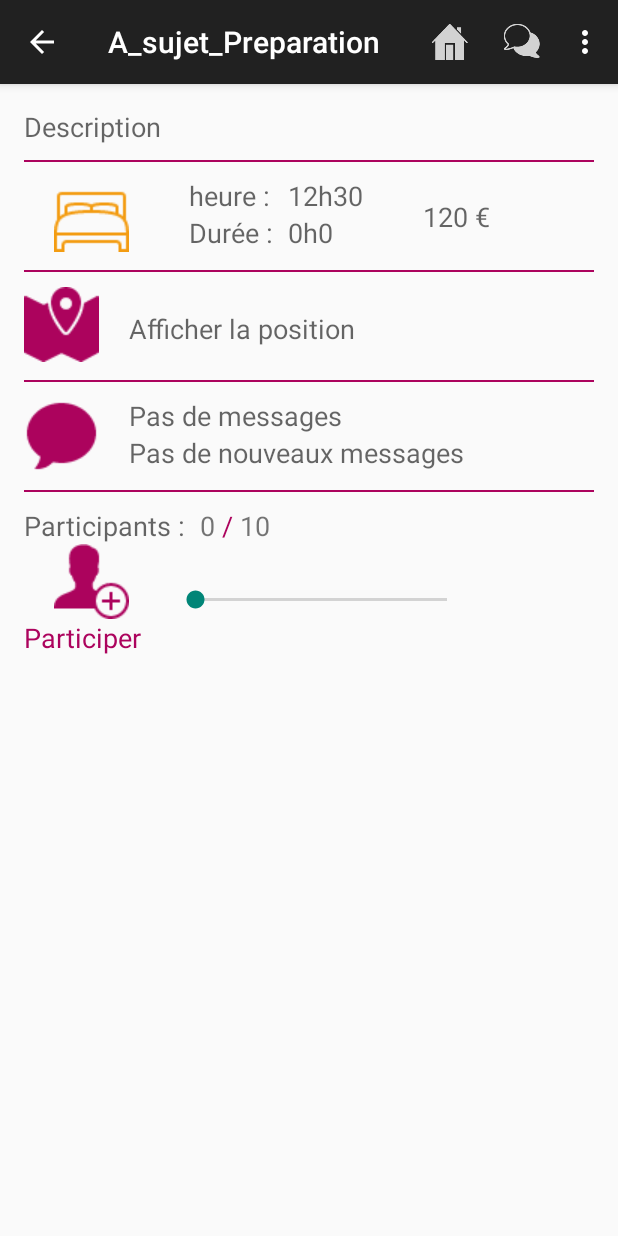
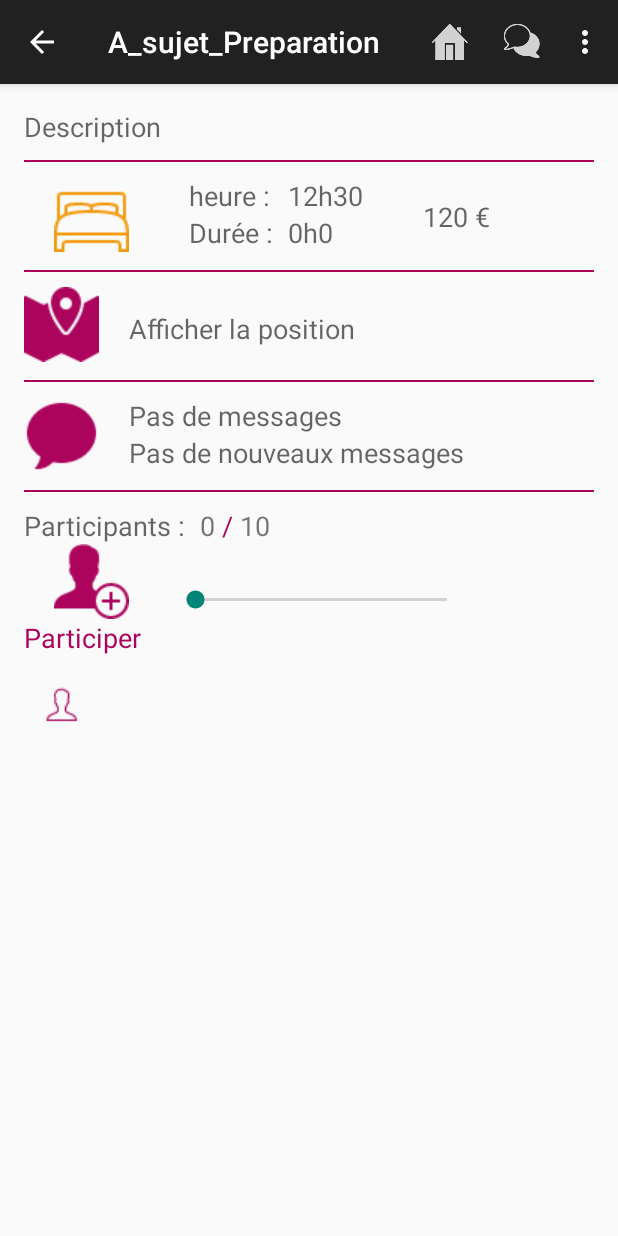
Before and after one commit to tatawi/MIT, an Android app: the A_sujet_Preparation screen opened directly, with no data from a screen before it, on a phone screen of 412 x 824 dp. Run offline under Robolectric (Android 15) with nearby library versions, the phone set to English and light mode, and no system bars; libraries missing offline, so code that uses them is left out: com.parse; 29 statements that could not run were skipped.

Commit message:
Merge remote-tracking branch 'origin/master'
Conflicts:
	app/src/main/java/com/mit/mit/MainActivity.java
	app/src/main/res/layout/activity_a_project_new.xml

```diff
--- a/app/src/main/java/com/mit/mit/A_sujet_Preparation.java
+++ b/app/src/main/java/com/mit/mit/A_sujet_Preparation.java
@@ -8,6 +8,7 @@ import android.os.Bundle;
 import android.view.Menu;
 import android.view.MenuItem;
 import android.view.View;
+import android.view.ViewGroup;
 import android.widget.ImageButton;
 import android.widget.LinearLayout;
 import android.widget.ProgressBar;
@@ -36,6 +37,7 @@ public class A_sujet_Preparation extends MainActivity {
     private TextView lb_nbParticipantsTotal;
     private TextView lb_erreurAdd;
     private ImageButton btn_map;
+    private LinearLayout ll_parts;
 
     //android:id="@+id/sujetPreparation_lb_description"
     //sujetPreparation_btn_type
@@ -83,6 +85,7 @@ public class A_sujet_Preparation extends MainActivity {
         lb_nbParticipantsTotal= (TextView) findViewById(R.id.sujetPreparation_lb_nbParticipantsTotal);
         lb_erreurAdd= (TextView) findViewById(R.id.sujetPreparation_lb_texteAjoutPart);
         btn_map = (ImageButton) findViewById(R.id.sujetPreparation_btn_map);
+        ll_parts=(LinearLayout) findViewById(R.id.sujetPreparation_ll_particiants);
 
         //listeners
         btn_conv.setOnClickListener(onOpenConv);
@@ -115,43 +118,7 @@ public class A_sujet_Preparation extends MainActivity {
         //affichage
         majInterface();
 
-        //récupération du sujet
-       /* Bundle extras = getIntent().getExtras();
-        if (extras != null)
-        {
 
-            System.out.println("SUJET PREPARATION");
-
-            //chargement user
-            this.userID=extras.getString("userID");
-            part=daoparticipant.getParticipantById(userID);
-            System.out.println(">get user : ");
-            System.out.println(part.mail);
-
-            //chargement des données du sujet
-            this.sujet = daoSujet.getSujetById(extras.getString("idEntry"));
-            this.sujet.creerLesListes(daoMessage, daoparticipant);
-            System.out.println(">Sujet chargé : " + sujet.titre);
-            System.out.println(">id : "+ sujet.idSujet);
-
-            //recupération projet courant
-            nomProjet =this.sujet.idSujet.split("_")[0];
-            System.out.println(">get projet from " +nomProjet+" : ");
-            projet = daoProjet.getProjetByName(nomProjet);
-            projet.creerLesListes(daoJour, daoparticipant);
-
-            System.out.println(projet.nom);
-
-            //récupération du jour courant
-            nomJour =nomProjet+"_"+this.sujet.idSujet.split("_")[1];
-            System.out.println(">get jour from " +nomJour+" : ");
-            jour = daoJour.getJourById(nomJour);
-            jour.creerLesListes(daoSujet);
-            System.out.println(jour.id);
-
-            //affichage
-            majInterface();
-        }*/
 
     }
 
@@ -340,6 +307,43 @@ public void majInterface()
 
     lb_nbParticipants.setText(""+sujet.personnesAyantAccepte.size());
     lb_nbParticipantsTotal.setText(""+projet.liste_participants.size());
+
+
+    //afficher layout participants
+    ll_parts.removeAllViews();
+    LinearLayout.LayoutParams LLParams = new LinearLayout.LayoutParams(ViewGroup.LayoutParams.WRAP_CONTENT, ViewGroup.LayoutParams.WRAP_CONTENT);
+
+    for (C_Participant p : sujet.liste_participent)
+    {
+        //layout
+        LinearLayout LLpart = new LinearLayout(this);
+        LLpart.setOrientation(LinearLayout.VERTICAL);
+        LLpart.setLayoutParams(LLParams);
+
+        //titre sujet (bas)
+        TextView nomPart = new TextView(this);
+        nomPart.setText(p.prenom);
+        nomPart.setTextColor(Color.parseColor("#ac035d"));
+        nomPart.setPadding(0,0,10,0);
+
+        //image
+        ImageButton img = new ImageButton(this);
+        img.setImageResource(R.drawable.ic_sujet_part);
+        img.setBackgroundColor(Color.TRANSPARENT);
+        for (C_Participant pOK:sujet.personnesAyantAccepte)
+        {
+            if (p.mail.equals(pOK.mail))
+            {
+                img.setImageResource(R.drawable.ic_sujet_part_fill);
+            }
+        }
+        LLpart.addView(img);
+        LLpart.addView(nomPart);
+
+        ll_parts.addView(LLpart);
+    }
+
+
 }
 
 
--- a/app/src/main/res/layout/activity_a_sujet__preparation.xml
+++ b/app/src/main/res/layout/activity_a_sujet__preparation.xml
@@ -302,9 +302,27 @@
                 android:layout_height="wrap_content" />
 
 
+            <HorizontalScrollView
+                android:layout_width="fill_parent"
+                android:layout_height="wrap_content"
+                android:layout_marginTop="10dp">
+
+                <LinearLayout
+                    android:id="@+id/sujetPreparation_ll_particiants"
+                    android:orientation="horizontal"
+                    android:layout_width="fill_parent"
+                    android:layout_height="wrap_content">
 
 
+                </LinearLayout>
+
+            </HorizontalScrollView>
+
         </LinearLayout>
+
+
+
+
     </ScrollView>
 
 
```
Also changed, not shown: app/src/main/java/com/mit/mit/A_sujet_Map_set.java (+132 -29 lines), app/src/main/res/layout/activity_a_sujet__map_set.xml (+17 -5 lines), app/src/main/res/drawable-mdpi/ic_sujet_part.png (added), app/src/main/res/drawable-mdpi/ic_sujet_part_fill.png (added).
